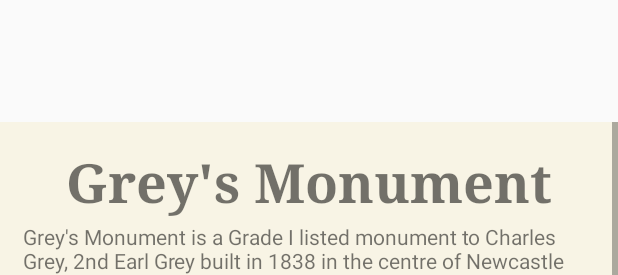
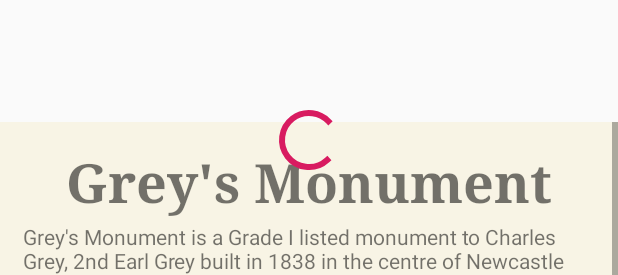
Before and after one commit to Doshy36/Team-19, an Android app: the layout activity_location_information.xml on its own in the app's theme, with its tools: preview values and no code run, on a phone screen of 412 x 824 dp. Shown: the part 478-753 px from the top of the screen. Run offline under Robolectric (Android 15) with nearby library versions, the phone set to English and light mode, and no system bars; network calls fail.

Commit message:
Added in loading progress bar to information page

```diff
--- a/Frontend/app/src/main/java/com/example/discovernorthumberland/LoginActivity.java
+++ b/Frontend/app/src/main/java/com/example/discovernorthumberland/LoginActivity.java
@@ -4,6 +4,7 @@ import android.os.Bundle;
 import android.view.LayoutInflater;
 import android.view.View;
 import android.view.ViewGroup;
+import android.widget.ImageView;
 
 import androidx.annotation.NonNull;
 import androidx.annotation.Nullable;
--- a/Frontend/app/src/main/res/layout/activity_bookmarks.xml
+++ b/Frontend/app/src/main/res/layout/activity_bookmarks.xml
@@ -11,12 +11,14 @@
         android:layout_height="50dp"
         android:layout_marginStart="8dp"
         android:layout_marginTop="8dp"
+        android:clickable="true"
         android:contentDescription="Back Button"
         android:elevation="1dp"
         android:onClick="onBackButtonOnClick"
         app:layout_constraintStart_toStartOf="parent"
         app:layout_constraintTop_toTopOf="parent"
-        app:srcCompat="@drawable/ic_chevron_left_black_24dp" />
+        app:srcCompat="@drawable/ic_chevron_left_black_24dp"
+        android:focusable="true" />
 
     <LinearLayout
         android:layout_width="0dp"
--- a/Frontend/app/src/main/res/layout/activity_location_information.xml
+++ b/Frontend/app/src/main/res/layout/activity_location_information.xml
@@ -5,6 +5,18 @@
     android:layout_width="match_parent"
     android:layout_height="match_parent"
     tools:context=".LocationInformation">
+
+    <ProgressBar
+        android:id="@+id/progressBar"
+        style="?android:attr/progressBarStyle"
+        android:layout_width="wrap_content"
+        android:layout_height="wrap_content"
+        android:elevation="1dp"
+        android:max="100"
+        app:layout_constraintBottom_toBottomOf="parent"
+        app:layout_constraintEnd_toEndOf="parent"
+        app:layout_constraintStart_toStartOf="parent"
+        app:layout_constraintTop_toTopOf="parent" />
 
     <ImageView
         android:id="@+id/imageView"
@@ -19,7 +31,7 @@
 
     <ScrollView
         android:id="@+id/scrollView"
-        android:layout_width="wrap_content"
+        android:layout_width="0dp"
         android:layout_height="0dp"
         android:background="@color/colorMainMenuBG"
         app:layout_constraintBottom_toBottomOf="parent"
--- a/Frontend/app/src/main/res/layout/activity_login.xml
+++ b/Frontend/app/src/main/res/layout/activity_login.xml
@@ -12,12 +12,14 @@
         android:layout_height="50dp"
         android:layout_marginStart="8dp"
         android:layout_marginTop="8dp"
+        android:clickable="true"
         android:contentDescription="Back Button"
         android:elevation="1dp"
         android:onClick="onBackButtonOnClick"
         app:layout_constraintStart_toStartOf="parent"
         app:layout_constraintTop_toTopOf="parent"
-        app:srcCompat="@drawable/ic_chevron_left_black_24dp" />
+        app:srcCompat="@drawable/ic_chevron_left_black_24dp"
+        android:focusable="true" />
 
     <ImageView
         android:id="@+id/dnLogo"
```
Also changed, not shown: Frontend/app/src/main/java/com/example/discovernorthumberland/LocationInformation.java (+29 -7 lines).
